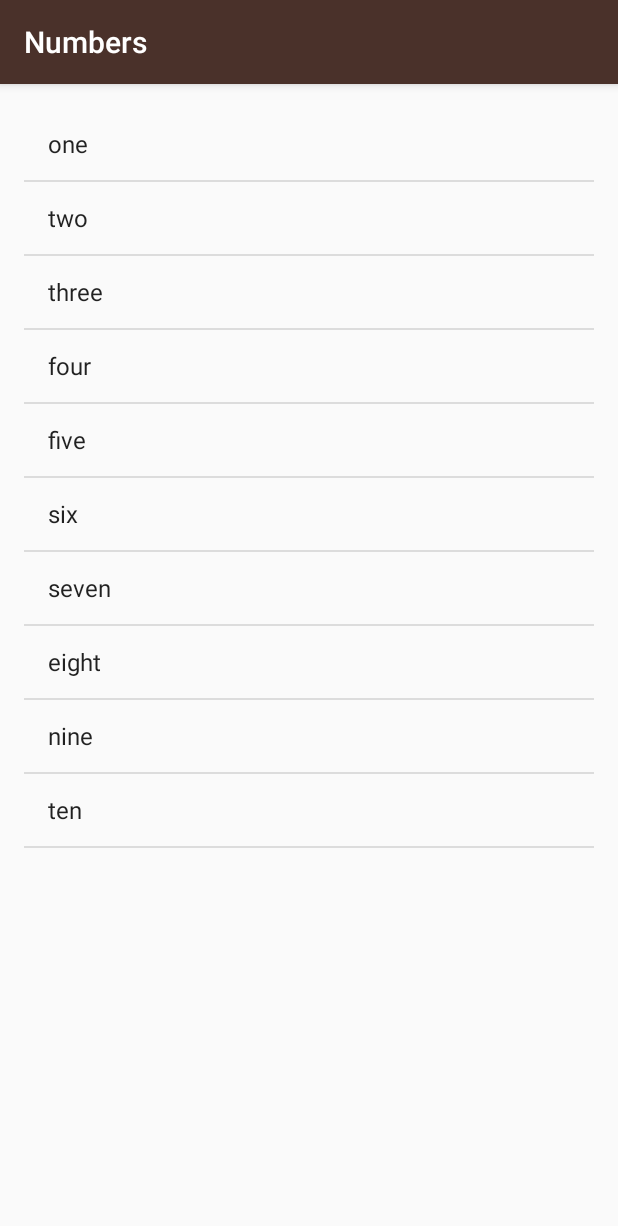
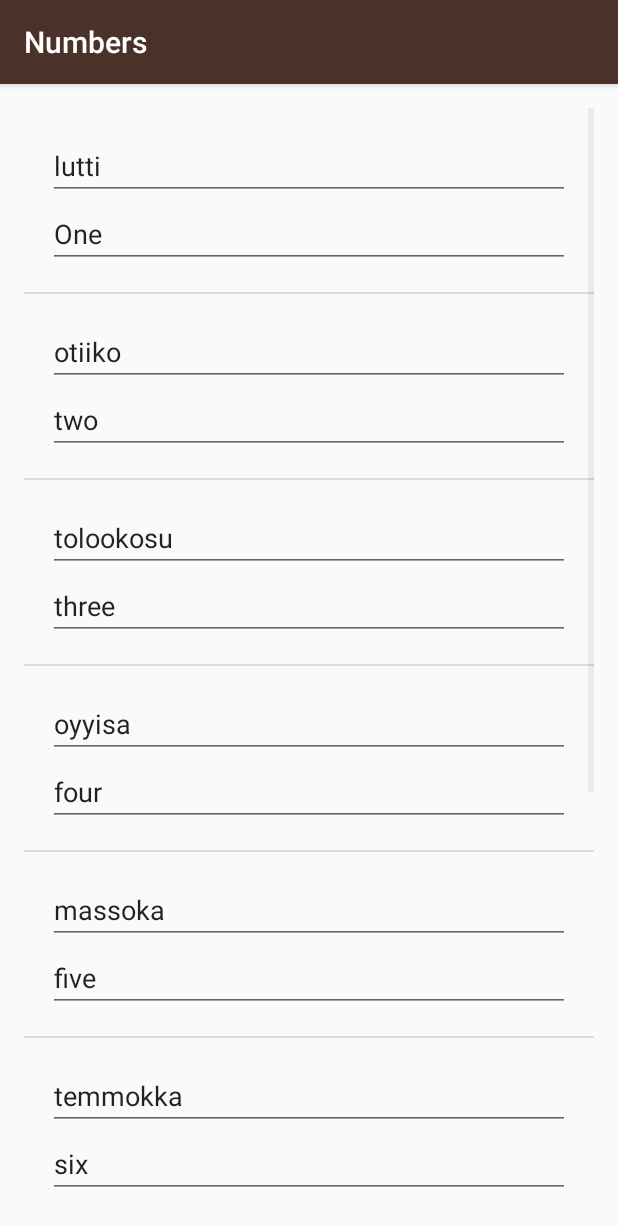
Before and after one commit to baet6458/Miwok-app, an Android app: the NumbersActivity screen opened directly, with no data from a screen before it, on a phone screen of 412 x 824 dp. Shown: the top 1226 px of the screen. Run offline under Robolectric (Android 15) with nearby library versions, the phone set to English and light mode, and no system bars.

Commit message:
made the wordadapter and added it to the miwok app with some help via udacity :D

```diff
--- a/app/src/main/java/com/example/android/miwok/NumbersActivity.java
+++ b/app/src/main/java/com/example/android/miwok/NumbersActivity.java
@@ -4,6 +4,7 @@ import android.support.v7.app.AppCompatActivity;
 import android.os.Bundle;
 import android.util.Log;
 import android.widget.ArrayAdapter;
+import android.widget.GridView;
 import android.widget.LinearLayout;
 import android.widget.ListView;
 import android.widget.TextView;
@@ -18,23 +19,24 @@ public class NumbersActivity extends AppCompatActivity {
         setContentView(R.layout.activity_numbers);
 
         //add the arraylist
-        ArrayList<String> words = new ArrayList<String>();
-        words.add("one");
-        words.add("two");
-        words.add("three");
-        words.add("four");
-        words.add("five");
-        words.add("six");
-        words.add("seven");
-        words.add("eight");
-        words.add("nine");
-        words.add("ten");
+        ArrayList<Word> words = new ArrayList<Word>();
+        words.add(new Word("One" ,"lutti"));
+        words.add(new Word("two" ,"otiiko"));
+        words.add(new Word("three" ,"tolookosu"));
+        words.add(new Word("four" ,"oyyisa"));
+        words.add(new Word("five" ,"massoka"));
+        words.add(new Word("six" ,"temmokka"));
+        words.add(new Word("seven" ,"kenekaku"));
+        words.add(new Word("eight" ,"kawinta"));
+        words.add(new Word("nine" ,"wo'e"));
+        words.add(new Word("ten" ,"na'aacha"));
 
-        ArrayAdapter<String> itemsAdapter = new ArrayAdapter<String>(this, android.R.layout.simple_list_item_1, words);
+        WordAdapter adapter =
+                new WordAdapter(this,words);
 
         ListView listView = (ListView) findViewById(R.id.list);
 
-        listView.setAdapter(itemsAdapter);
+        listView.setAdapter(adapter);
     }
 
 
--- /dev/null
+++ b/app/src/main/java/com/example/android/miwok/Word.java
@@ -0,0 +1,21 @@
+package com.example.android.miwok;
+
+public class Word {
+
+    private String mDefaultTranslation;
+    private String mMiwokTranslation;
+
+    public Word(String defaultTranslation, String miwokTranslation){
+        mDefaultTranslation=defaultTranslation;
+        mMiwokTranslation= miwokTranslation;
+    }
+
+    //return default translation
+    public String getmDefaultTranslation() {
+        return mDefaultTranslation;
+    }
+    //return the miwok translation
+    public String getmMiwokTranslation() {
+        return mMiwokTranslation;
+    }
+}
--- /dev/null
+++ b/app/src/main/java/com/example/android/miwok/WordAdapter.java
@@ -0,0 +1,51 @@
+package com.example.android.miwok;
+
+import android.content.Context;
+import android.view.LayoutInflater;
+import android.view.View;
+import android.view.ViewGroup;
+import android.widget.ArrayAdapter;
+import android.widget.TextView;
+import java.util.ArrayList;
+
+public class WordAdapter extends ArrayAdapter<Word>  {
+
+    /**
+     * Create a new {@link WordAdapter} object.
+     *
+     * @param context is the current context (i.e. Activity) that the adapter is being created in.
+     * @param words is the list of {@link Word}s to be displayed.
+     */
+    public WordAdapter(Context context, ArrayList<Word> words) {
+        super(context, 0, words);
+    }
+
+    @Override
+    public View getView(int position, View convertView, ViewGroup parent) {
+        // Check if an existing view is being reused, otherwise inflate the view
+        View listItemView = convertView;
+        if (listItemView == null) {
+            listItemView = LayoutInflater.from(getContext()).inflate(
+                    R.layout.list_item, parent, false);
+        }
+
+        // Get the {@link Word} object located at this position in the list
+        Word currentWord = getItem(position);
+
+        // Find the TextView in the list_item.xml layout with the ID miwok_text_view.
+        TextView miwokTextView = (TextView) listItemView.findViewById(R.id.miwok_word);
+        // Get the Miwok translation from the currentWord object and set this text on
+        // the Miwok TextView.
+        miwokTextView.setText(currentWord.getmMiwokTranslation());
+
+        // Find the TextView in the list_item.xml layout with the ID default_text_view.
+        TextView defaultTextView = (TextView) listItemView.findViewById(R.id.english);
+        // Get the default translation from the currentWord object and set this text on
+        // the default TextView.
+        defaultTextView.setText(currentWord.getmDefaultTranslation());
+
+        // Return the whole list item layout (containing 2 TextViews) so that it can be shown in
+        // the ListView.
+        return listItemView;
+    }
+}
--- /dev/null
+++ b/app/src/main/res/layout/list_item.xml
@@ -0,0 +1,20 @@
+<?xml version="1.0" encoding="utf-8"?>
+<LinearLayout xmlns:android="http://schemas.android.com/apk/res/android"
+    xmlns:tools="http://schemas.android.com/tools"
+    android:layout_width="match_parent"
+    android:layout_height="wrap_content"
+    android:orientation="vertical"
+    android:padding="16dp">
+
+    <android.support.v7.widget.AppCompatAutoCompleteTextView
+        android:layout_width="match_parent"
+        android:layout_height="wrap_content"
+        tools:text="lutti"
+        android:id="@+id/miwok_word"/>
+
+    <android.support.v7.widget.AppCompatAutoCompleteTextView
+        android:layout_width="match_parent"
+        android:layout_height="wrap_content"
+        tools:text="one"
+        android:id="@+id/english"/>
+</LinearLayout>
```
